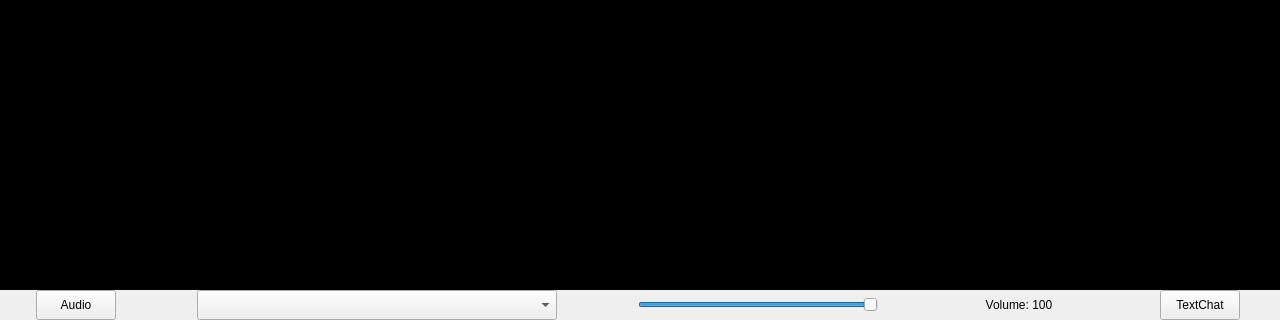
Qt form src/StudentClient/mainwindow.ui (zty199/NetworkClassroom_LAN) before a commit; both pictures show x 0 to 1280 and y 430 to 750 of the 1280 by 750 pixel window.
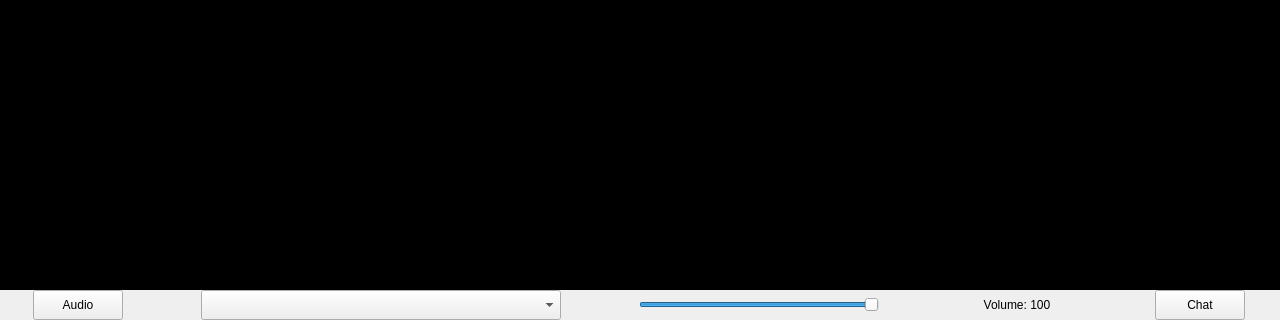
The same form after that commit. Icons and pictures are not drawn.

Diff of the .ui file:
```diff
--- a/src/StudentClient/mainwindow.ui
+++ b/src/StudentClient/mainwindow.ui
@@ -121,7 +121,7 @@
           </property>
           <property name="minimumSize">
            <size>
-            <width>60</width>
+            <width>90</width>
             <height>30</height>
            </size>
           </property>
@@ -244,41 +244,6 @@
           </property>
          </widget>
         </item>
-        <item>
-         <spacer name="horizontalSpacer_5">
-          <property name="orientation">
-           <enum>Qt::Horizontal</enum>
-          </property>
-          <property name="sizeType">
-           <enum>QSizePolicy::Minimum</enum>
-          </property>
-          <property name="sizeHint" stdset="0">
-           <size>
-            <width>75</width>
-            <height>30</height>
-           </size>
-          </property>
-         </spacer>
-        </item>
-        <item>
-         <widget class="QPushButton" name="btn_textChat">
-          <property name="sizePolicy">
-           <sizepolicy hsizetype="Maximum" vsizetype="Fixed">
-            <horstretch>0</horstretch>
-            <verstretch>0</verstretch>
-           </sizepolicy>
-          </property>
-          <property name="minimumSize">
-           <size>
-            <width>60</width>
-            <height>30</height>
-           </size>
-          </property>
-          <property name="text">
-           <string>TextChat</string>
-          </property>
-         </widget>
-        </item>
         <item>
          <spacer name="horizontalSpacer_6">
           <property name="orientation">
@@ -289,6 +254,41 @@
           </property>
           <property name="sizeHint" stdset="0">
            <size>
+            <width>75</width>
+            <height>30</height>
+           </size>
+          </property>
+         </spacer>
+        </item>
+        <item>
+         <widget class="QPushButton" name="btn_textChat">
+          <property name="sizePolicy">
+           <sizepolicy hsizetype="Maximum" vsizetype="Fixed">
+            <horstretch>0</horstretch>
+            <verstretch>0</verstretch>
+           </sizepolicy>
+          </property>
+          <property name="minimumSize">
+           <size>
+            <width>90</width>
+            <height>30</height>
+           </size>
+          </property>
+          <property name="text">
+           <string>Chat</string>
+          </property>
+         </widget>
+        </item>
+        <item>
+         <spacer name="horizontalSpacer_2">
+          <property name="orientation">
+           <enum>Qt::Horizontal</enum>
+          </property>
+          <property name="sizeType">
+           <enum>QSizePolicy::Minimum</enum>
+          </property>
+          <property name="sizeHint" stdset="0">
+           <size>
             <width>30</width>
             <height>30</height>
            </size>
```
Left out of the diff: 20 changed lines with no effect on the pictures.
